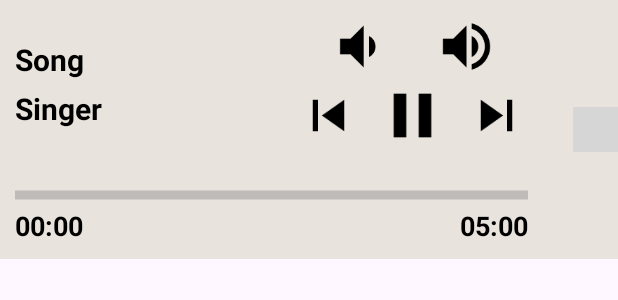
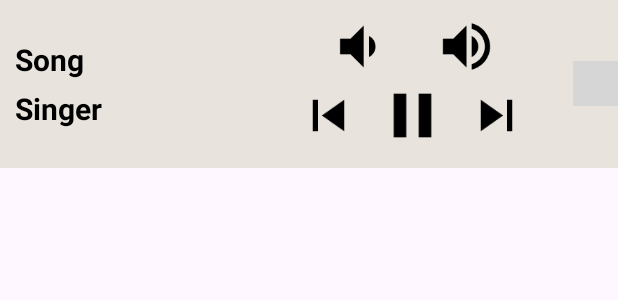
Before and after one commit to vuongvanduy0210/ghtk-service, an Android app: the layout notification_music.xml on its own in the app's theme, with its tools: preview values and no code run, on a phone screen of 412 x 824 dp. Shown: the top 300 px of the screen. Run offline under Robolectric (Android 15) with nearby library versions, the phone set to English and light mode, and no system bars; grey boxes are pictures that could not be loaded.

Commit message:
update notification

```diff
--- a/app/src/main/java/com/duyvv/service/service/MusicNotificationManager.kt
+++ b/app/src/main/java/com/duyvv/service/service/MusicNotificationManager.kt
@@ -14,7 +14,6 @@ import com.duyvv.service.domain.Song
 import com.duyvv.service.receiver.MusicReceiver
 import com.duyvv.service.utils.ACTION_MUSIC
 import com.duyvv.service.utils.CHANNEL_ID
-import com.duyvv.service.utils.toMinuteSecond
 
 class MusicNotificationManager(
     private val context: Context
@@ -44,18 +43,13 @@ class MusicNotificationManager(
 
     fun buildNotification(
         currentSong: Song,
-        isPlaying: Boolean,
-        currentProcess: Int,
-        duration: Int
+        isPlaying: Boolean
     ): Notification {
         val notificationLayout = RemoteViews(context.packageName, R.layout.notification_music)
         val notificationBuilder = NotificationCompat.Builder(context, CHANNEL_ID)
         notificationLayout.apply {
             setTextViewText(R.id.tvNotificationSongName, currentSong.name)
             setTextViewText(R.id.tvNotificationSinger, currentSong.singer)
-            setTextViewText(R.id.tvCurrentTime, currentProcess.toMinuteSecond())
-            setTextViewText(R.id.tvFinalTime, duration.toMinuteSecond())
-            setProgressBar(R.id.progressBarMusic, duration, currentProcess, false)
 
             setImageViewResource(
                 R.id.btnNotificationPlayPause,
--- a/app/src/main/java/com/duyvv/service/service/MusicService.kt
+++ b/app/src/main/java/com/duyvv/service/service/MusicService.kt
@@ -90,20 +90,12 @@ class MusicService : Service(), MediaPlayer.OnCompletionListener {
         }
     }
 
-    private fun stopMusic() {
-        _isActive.value = false
-        _isPlaying.value = false
-        stopSelf()
-    }
-
     private fun sendNotification() {
         val notification = MusicNotificationManager(
             this
         ).buildNotification(
             songs[currentSongIndex.value],
-            isPlaying.value,
-            currentProcess.value,
-            duration.value
+            isPlaying.value
         )
         startForeground(1, notification)
     }
@@ -154,6 +146,12 @@ class MusicService : Service(), MediaPlayer.OnCompletionListener {
         startMusic()
     }
 
+    private fun stopMusic() {
+        _isActive.value = false
+        _isPlaying.value = false
+        stopSelf()
+    }
+
     private fun sendCurrentProcess() {
         if (timer != null) {
             timer?.cancel()
@@ -173,14 +171,6 @@ class MusicService : Service(), MediaPlayer.OnCompletionListener {
                     }
                 }
             }, 0, 200
-        )
-
-        timer?.schedule(
-            object : TimerTask() {
-                override fun run() {
-                    sendNotification()
-                }
-            }, 0, 500
         )
     }
 
--- a/app/src/main/res/layout/notification_music.xml
+++ b/app/src/main/res/layout/notification_music.xml
@@ -1,6 +1,5 @@
 <?xml version="1.0" encoding="utf-8"?>
 <RelativeLayout xmlns:android="http://schemas.android.com/apk/res/android"
-    xmlns:tools="http://schemas.android.com/tools"
     android:layout_width="match_parent"
     android:layout_height="wrap_content"
     android:background="@color/background_color">
@@ -114,46 +113,4 @@
         android:layout_marginStart="20dp"
         android:src="@drawable/ic_cancel" />
 
-    <RelativeLayout
-        android:id="@+id/layout_seekbar"
-        android:layout_width="0dp"
-        android:layout_height="wrap_content"
-        android:layout_below="@id/layoutTitle"
-        android:layout_alignParentStart="true"
-        android:layout_toStartOf="@+id/btnCancel"
-        android:padding="10dp">
-
-        <ProgressBar
-            android:id="@+id/progressBarMusic"
-            style="@style/Widget.AppCompat.ProgressBar.Horizontal"
-            android:layout_width="match_parent"
-            android:layout_height="wrap_content"
-            android:progressTint="@color/seekbar_color"
-            android:scaleY="1.5"
-            android:thumbTint="@color/seekbar_color" />
-
-        <TextView
-            android:id="@+id/tvCurrentTime"
-            android:layout_width="wrap_content"
-            android:layout_height="wrap_content"
-            android:layout_below="@id/progressBarMusic"
-            android:layout_alignParentStart="true"
-            android:textColor="@color/black"
-            android:textSize="18sp"
-            android:textStyle="bold"
-            tools:text="00:00" />
-
-        <TextView
-            android:id="@+id/tvFinalTime"
-            android:layout_width="wrap_content"
-            android:layout_height="wrap_content"
-            android:layout_below="@id/progressBarMusic"
-            android:layout_alignParentEnd="true"
-            android:textColor="@color/black"
-            android:textSize="18sp"
-            android:textStyle="bold"
-            tools:ignore="RelativeOverlap"
-            tools:text="05:00" />
-    </RelativeLayout>
-
 </RelativeLayout>
```
